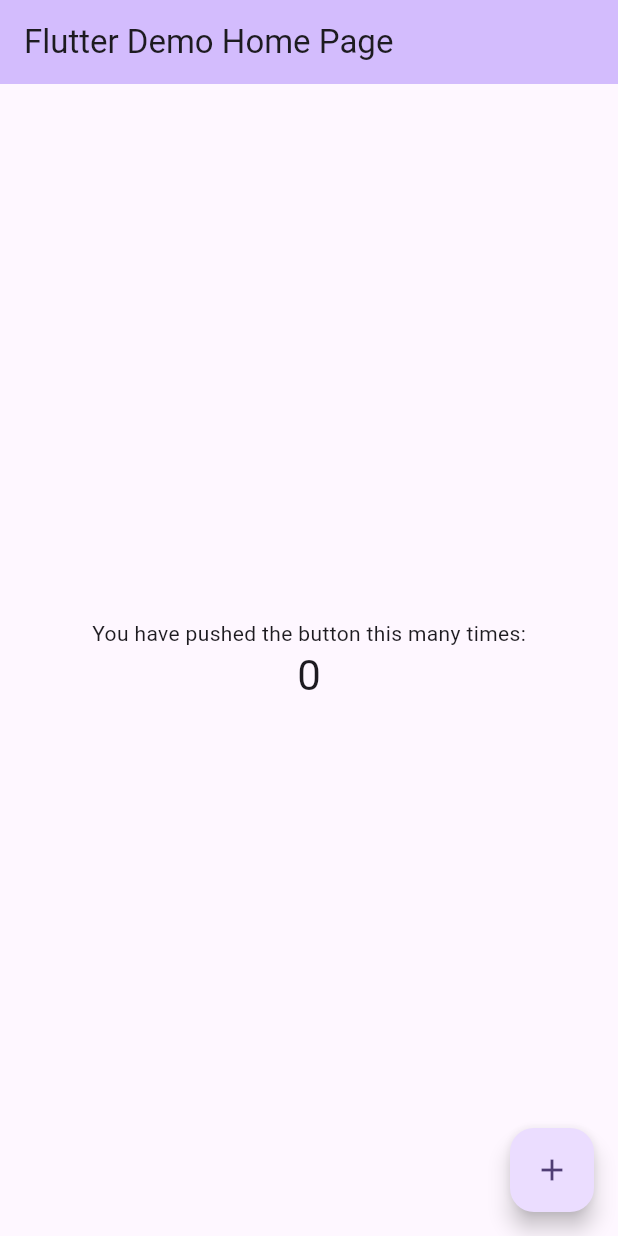
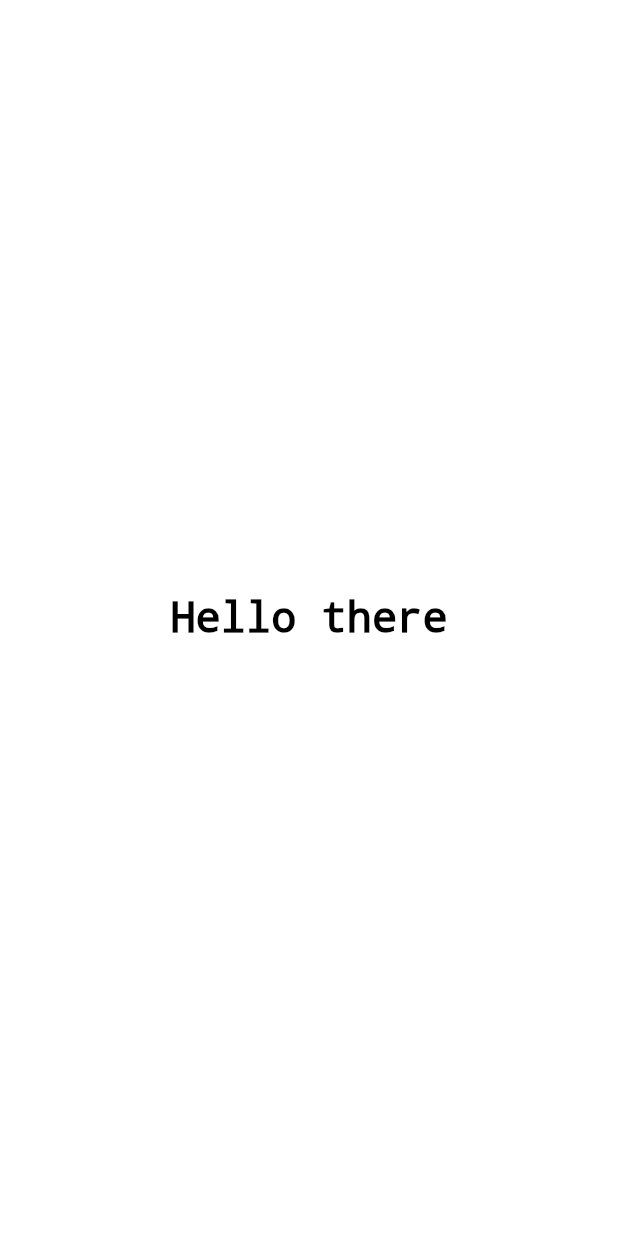
Before and after one commit to eul/colors_tester, a Flutter app: the screen it shows after launch, on a phone screen of 412 x 824 dp. Run offline on Flutter 3.47's test engine with Material 3 defaults, Android fonts, the phone set to English and light mode, and no system bars.

Commit message:
color generation

```diff
--- a/lib/main.dart
+++ b/lib/main.dart
@@ -1,125 +1,6 @@
+import 'package:colors_tester/ui/app_widget.dart';
 import 'package:flutter/material.dart';
 
 void main() {
-  runApp(const MyApp());
+  runApp(const AppWidget());
 }
-
-class MyApp extends StatelessWidget {
-  const MyApp({super.key});
-
-  // This widget is the root of your application.
-  @override
-  Widget build(BuildContext context) {
-    return MaterialApp(
-      title: 'Flutter Demo',
-      theme: ThemeData(
-        // This is the theme of your application.
-        //
-        // TRY THIS: Try running your application with "flutter run". You'll see
-        // the application has a purple toolbar. Then, without quitting the app,
-        // try changing the seedColor in the colorScheme below to Colors.green
-        // and then invoke "hot reload" (save your changes or press the "hot
-        // reload" button in a Flutter-supported IDE, or press "r" if you used
-        // the command line to start the app).
-        //
-        // Notice that the counter didn't reset back to zero; the application
-        // state is not lost during the reload. To reset the state, use hot
-        // restart instead.
-        //
-        // This works for code too, not just values: Most code changes can be
-        // tested with just a hot reload.
-        colorScheme: ColorScheme.fromSeed(seedColor: Colors.deepPurple),
-        useMaterial3: true,
-      ),
-      home: const MyHomePage(title: 'Flutter Demo Home Page'),
-    );
-  }
-}
-
-class MyHomePage extends StatefulWidget {
-  const MyHomePage({super.key, required this.title});
-
-  // This widget is the home page of your application. It is stateful, meaning
-  // that it has a State object (defined below) that contains fields that affect
-  // how it looks.
-
-  // This class is the configuration for the state. It holds the values (in this
-  // case the title) provided by the parent (in this case the App widget) and
-  // used by the build method of the State. Fields in a Widget subclass are
-  // always marked "final".
-
-  final String title;
-
-  @override
-  State<MyHomePage> createState() => _MyHomePageState();
-}
-
-class _MyHomePageState extends State<MyHomePage> {
-  int _counter = 0;
-
-  void _incrementCounter() {
-    setState(() {
-      // This call to setState tells the Flutter framework that something has
-      // changed in this State, which causes it to rerun the build method below
-      // so that the display can reflect the updated values. If we changed
-      // _counter without calling setState(), then the build method would not be
-      // called again, and so nothing would appear to happen.
-      _counter++;
-    });
-  }
-
-  @override
-  Widget build(BuildContext context) {
-    // This method is rerun every time setState is called, for instance as done
-    // by the _incrementCounter method above.
-    //
-    // The Flutter framework has been optimized to make rerunning build methods
-    // fast, so that you can just rebuild anything that needs updating rather
-    // than having to individually change instances of widgets.
-    return Scaffold(
-      appBar: AppBar(
-        // TRY THIS: Try changing the color here to a specific color (to
-        // Colors.amber, perhaps?) and trigger a hot reload to see the AppBar
-        // change color while the other colors stay the same.
-        backgroundColor: Theme.of(context).colorScheme.inversePrimary,
-        // Here we take the value from the MyHomePage object that was created by
-        // the App.build method, and use it to set our appbar title.
-        title: Text(widget.title),
-      ),
-      body: Center(
-        // Center is a layout widget. It takes a single child and positions it
-        // in the middle of the parent.
-        child: Column(
-          // Column is also a layout widget. It takes a list of children and
-          // arranges them vertically. By default, it sizes itself to fit its
-          // children horizontally, and tries to be as tall as its parent.
-          //
-          // Column has various properties to control how it sizes itself and
-          // how it positions its children. Here we use mainAxisAlignment to
-          // center the children vertically; the main axis here is the vertical
-          // axis because Columns are vertical (the cross axis would be
-          // horizontal).
-          //
-          // TRY THIS: Invoke "debug painting" (choose the "Toggle Debug Paint"
-          // action in the IDE, or press "p" in the console), to see the
-          // wireframe for each widget.
-          mainAxisAlignment: MainAxisAlignment.center,
-          children: <Widget>[
-            const Text(
-              'You have pushed the button this many times:',
-            ),
-            Text(
-              '$_counter',
-              style: Theme.of(context).textTheme.headlineMedium,
-            ),
-          ],
-        ),
-      ),
-      floatingActionButton: FloatingActionButton(
-        onPressed: _incrementCounter,
-        tooltip: 'Increment',
-        child: const Icon(Icons.add),
-      ), // This trailing comma makes auto-formatting nicer for build methods.
-    );
-  }
-}
--- a/lib/ui/app_widget.dart
+++ b/lib/ui/app_widget.dart
@@ -0,0 +1,22 @@
+import 'package:colors_tester/ui/colorful_screen_widget.dart';
+import 'package:flutter/material.dart';
+
+/// App Widget holder
+class AppWidget extends StatelessWidget {
+
+  /// Const constructor
+  const AppWidget({super.key});
+
+  // This widget is the root of your application.
+  @override
+  Widget build(BuildContext context) {
+    return MaterialApp(
+      title: 'Flutter Demo',
+      theme: ThemeData(
+        colorScheme: ColorScheme.fromSeed(seedColor: Colors.deepPurple),
+        useMaterial3: true,
+      ),
+      home: const ColorfulScreenWidget(),
+    );
+  }
+}
--- a/lib/ui/colorful_screen_widget.dart
+++ b/lib/ui/colorful_screen_widget.dart
@@ -0,0 +1,74 @@
+
+import 'package:colors_tester/ui/components/colored_container_widget.dart';
+import 'package:colors_tester/ui/extensions/color_ext.dart';
+import 'package:flutter/material.dart';
+
+/// Widget with text in the center and which is able to change it's background
+/// color by tapping on it
+///
+class ColorfulScreenWidget extends StatefulWidget {
+
+  /// Const constructor
+  const ColorfulScreenWidget({super.key});
+
+  @override
+  State<ColorfulScreenWidget> createState() => _ColorfulScreenWidgetState();
+}
+
+class _ColorfulScreenWidgetState extends State<ColorfulScreenWidget> {
+
+  //----------------------------------------------------------------------------
+  //                      Properties
+  //----------------------------------------------------------------------------
+  //region Properties
+
+  /// The whole widget color
+  Color _backgroundColor = Colors.white;
+  /// Color of the centered text (it should be always visible regardless
+  /// of the [_backgroundColor]
+  Color _textColor = Colors.black;
+
+  //endregion
+
+  @override
+  Widget build(BuildContext context) {
+    return GestureDetector(
+      onTap: _onScreenTap,
+      child: ColoredContainerWidget(
+        backgroundColor: _backgroundColor,
+        child: Center(
+          child: Text(
+            'Hello there',
+            style: TextStyle(
+              color: _textColor,
+              fontSize: 28,
+              decoration: TextDecoration.none,
+            ),
+          ),
+        ),
+      ),
+    );
+  }
+
+  //----------------------------------------------------------------------------
+  //                      Private methods
+  //----------------------------------------------------------------------------
+  //region Private methods
+
+  void _onScreenTap() {
+
+    _updateColors();
+  }
+
+  void _updateColors() {
+
+    final newColor = _backgroundColor.nextRandomColor();
+
+    setState(() {
+      _backgroundColor = newColor;
+
+      _textColor = newColor.oppositeColor();
+    });
+  }
+  //endregion
+}
--- a/lib/ui/components/colored_container_widget.dart
+++ b/lib/ui/components/colored_container_widget.dart
@@ -0,0 +1,29 @@
+
+import 'package:flutter/material.dart';
+
+/// Container widget with provided background color and child
+///  * [backgroundColor], a background color for the container
+///  * [child] it's child widget
+///
+class ColoredContainerWidget extends StatelessWidget {
+
+  /// background color for the container;
+  final Color backgroundColor;
+  /// child widget;
+  final Widget child;
+
+  ///Const constructor
+  const ColoredContainerWidget({
+    required this.backgroundColor,
+    required this.child,
+    super.key,
+  });
+
+  @override
+  Widget build(BuildContext context) {
+    return ColoredBox(
+      color: backgroundColor,
+      child: child,
+    );
+  }
+}
```
Also changed, not shown: lib/ui/extensions/color_ext.dart (+68 -0 lines), pubspec.yaml (+6 -5 lines), 1 other file.
